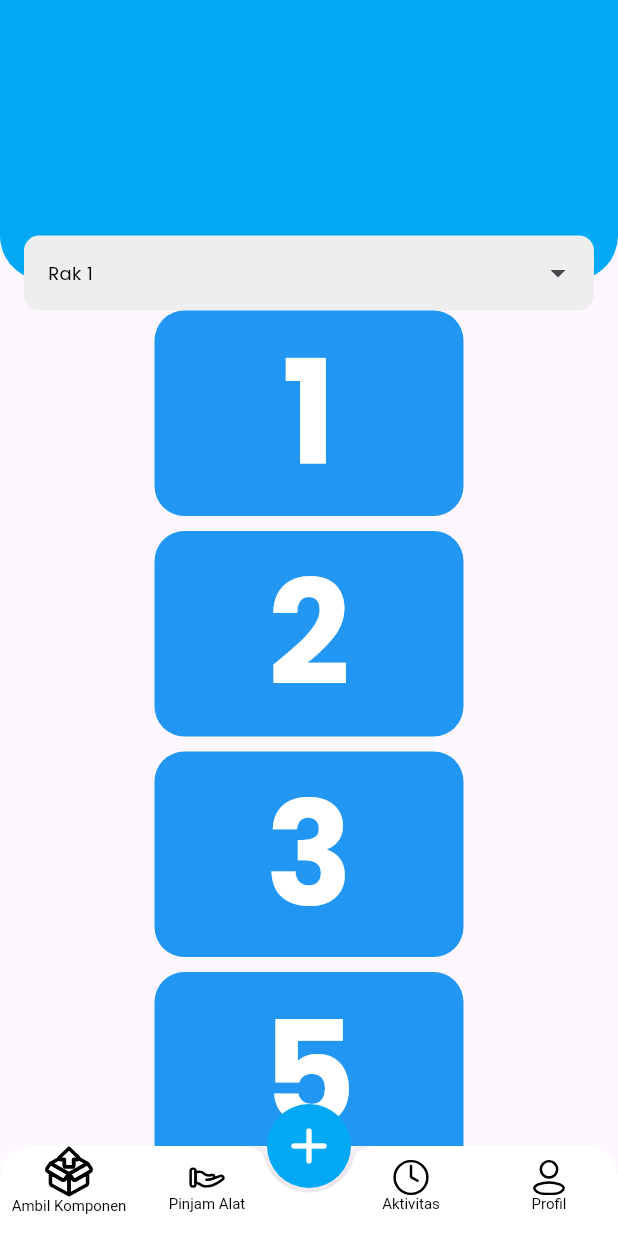
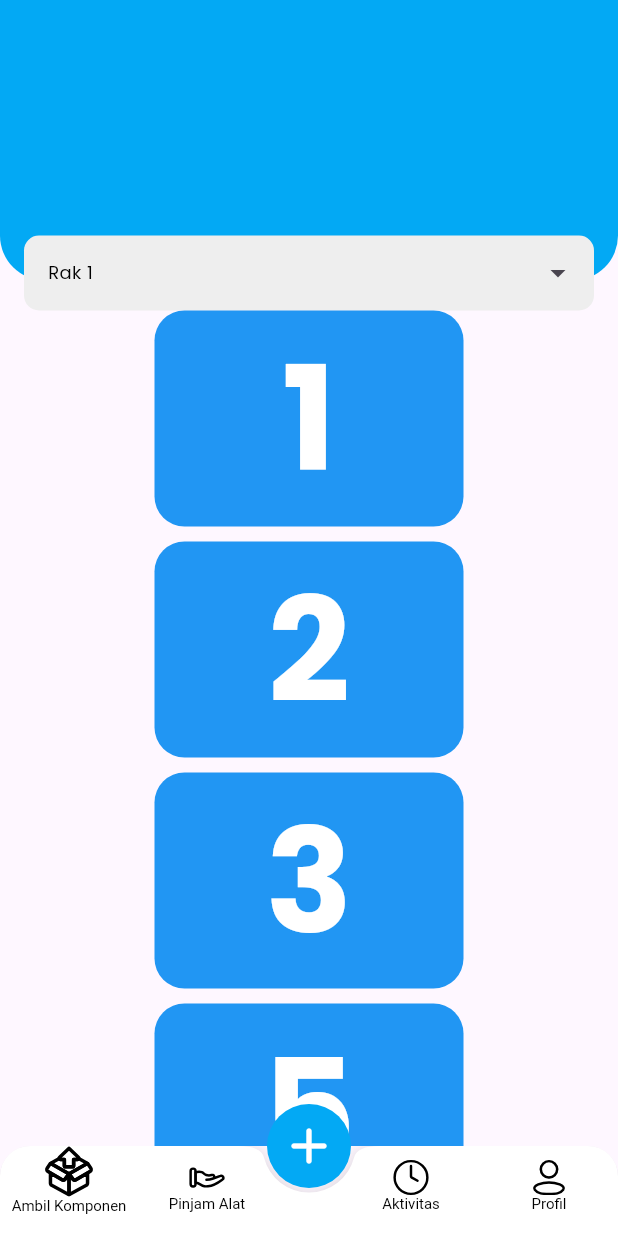
Before and after one commit to TDR-Team/gudang_elektrikal, a Flutter app: the screen it shows after launch, on a phone screen of 412 x 824 dp. Run offline on Flutter 3.47's test engine with Material 3 defaults, Android fonts, the phone set to English and light mode, and no system bars; drawn by our look-alikes of dropdown_search; our stand-ins replace flutter_screenutil, flutter_svg, get, google_fonts, logger, responsive_sizer and 1 more.

```diff
--- a/lib/main.dart
+++ b/lib/main.dart
@@ -1,19 +1,35 @@
 import 'package:flutter/material.dart';
-
+import 'package:flutter_screenutil/flutter_screenutil.dart';
 import 'package:get/get.dart';
-import 'package:responsive_sizer/responsive_sizer.dart';
-
 import 'app/routes/app_pages.dart';
 
 void main() {
   runApp(
-    ResponsiveSizer(builder: (context, orientation, screenType) {
+    const MyApp(),
+  );
+}
+
+class MyApp extends StatelessWidget {
+  const MyApp({super.key});
+
+  @override
+  Widget build(BuildContext context) {
+    return ScreenUtilInit(
+      designSize: const Size(360, 690),
+      minTextAdapt: true,
+      splitScreenMode: true,
+      builder: (_, child) {
         return GetMaterialApp(
           title: "Gudang Elektrikal",
           initialRoute: AppPages.INITIAL,
           getPages: AppPages.routes,
           debugShowCheckedModeBanner: false,
+          theme: ThemeData(
+            primarySwatch: Colors.blue,
+            textTheme: Typography.englishLike2018.apply(fontSizeFactor: 1.sp),
+          ),
         );
-    }),
+      },
     );
   }
+}
```
Lines whose indentation alone changed are shown as unchanged.
